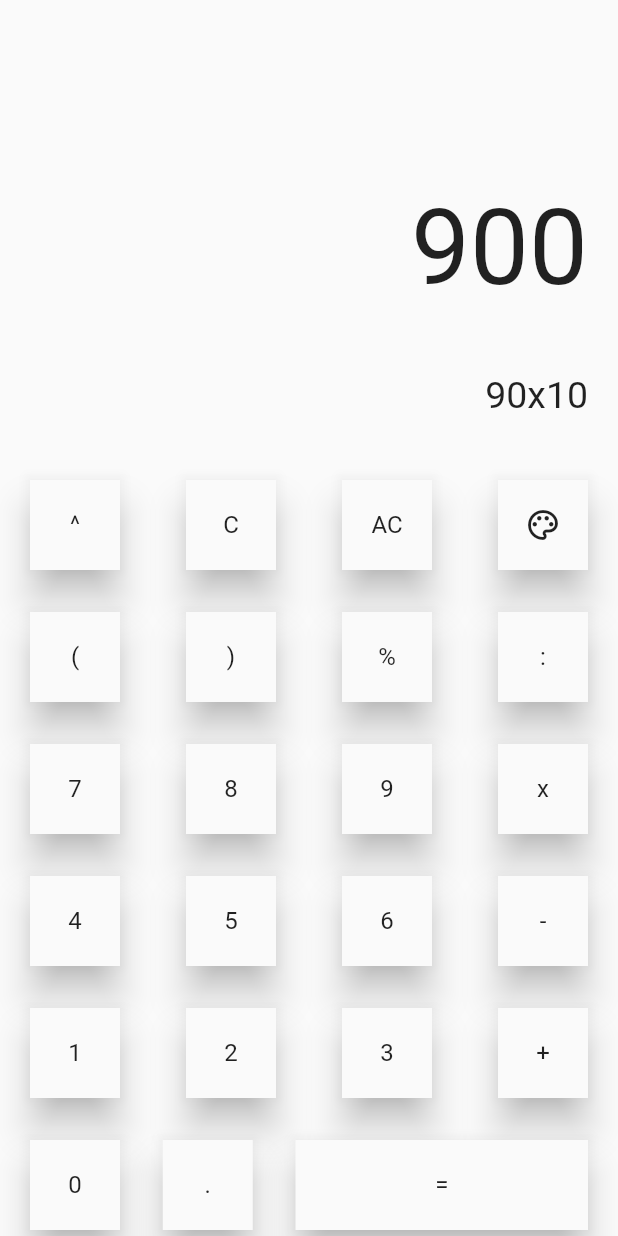
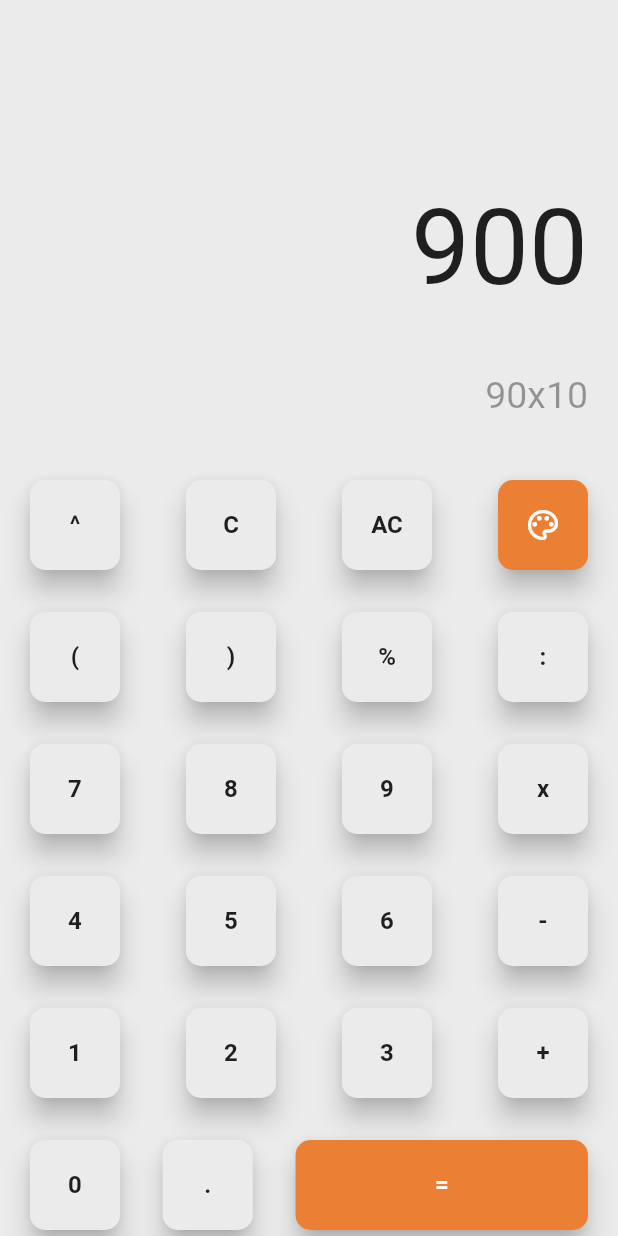
Before and after one commit to rsyd29/calculator_get_x, a Flutter app: the screen it shows after launch, after a tap on the "color lens" icon, on a phone screen of 412 x 824 dp. Run offline on Flutter 3.47's test engine with Material 2 defaults, Android fonts, the phone set to English and light mode, and no system bars; our stand-ins replace get.

Commit message:
Create UI Theme Dark & Light

```diff
--- a/lib/app/modules/home/views/home_view.dart
+++ b/lib/app/modules/home/views/home_view.dart
@@ -5,9 +5,26 @@ import 'package:get/get.dart';
 import '../controllers/home_controller.dart';
 
 class HomeView extends GetView<HomeController> {
+  // Variable ThemeData untuk Dark
+  final ThemeData dark = ThemeData(
+    backgroundColor: Color(0xff243441),
+    primaryColor: Color(0xffEb8034),
+    brightness: Brightness.dark,
+    accentColor: Colors.white60,
+  );
+
+  // Variable ThemeData untuk Light
+  final ThemeData light = ThemeData(
+    backgroundColor: Color(0xffEBEBEB),
+    primaryColor: Color(0xffEb8034),
+    brightness: Brightness.light,
+    accentColor: Colors.black38,
+  );
+
   @override
   Widget build(BuildContext context) {
     return Scaffold(
+      backgroundColor: context.theme.backgroundColor,
       body: SafeArea(
         child: Padding(
           padding: const EdgeInsets.all(20),
@@ -35,8 +52,7 @@ class HomeView extends GetView<HomeController> {
                     Text(
                       "90x10",
                       style: TextStyle(
-                        fontSize: 25,
-                      ),
+                          fontSize: 25, color: context.theme.accentColor),
                     ),
                   ],
                 ),
@@ -56,16 +72,26 @@ class HomeView extends GetView<HomeController> {
                         ItemButtonCustom(text: "^"),
                         ItemButtonCustom(text: "C"),
                         ItemButtonCustom(text: "AC"),
+                        // Mengubah theme dark atau light
                         Material(
-                          elevation: 10,
+                          elevation: 7,
+                          borderRadius: BorderRadius.circular(10),
+                          color: context.theme.primaryColor,
                           child: InkWell(
-                            onTap: () {},
+                            // Membuat kondisi apakah sudah dalam darkMode atau tidak?
+                            onTap: () => Get.changeTheme(
+                              Get.isDarkMode ? light : dark,
+                            ),
+                            borderRadius: BorderRadius.circular(10),
                             child: Container(
                               width: 60,
                               height: 60,
-                              // color: Colors.green,
-                              child:
-                                  Center(child: Icon(Icons.color_lens_outlined)),
+                              child: Center(
+                                child: Icon(
+                                  Icons.color_lens_outlined,
+                                  color: Colors.white,
+                                ),
+                              ),
                             ),
                           ),
                         ),
@@ -109,7 +135,7 @@ class HomeView extends GetView<HomeController> {
                         ItemButtonCustom(text: "2"),
                         ItemButtonCustom(text: "3"),
                         ItemButtonCustom(text: "+"),
-                      ]
+                      ],
                     ),
                     // Baris keenam
                     Row(
@@ -118,22 +144,29 @@ class HomeView extends GetView<HomeController> {
                         ItemButtonCustom(text: "0"),
                         ItemButtonCustom(text: "."),
                         Material(
-                            elevation: 10,
+                          elevation: 7,
+                          borderRadius: BorderRadius.circular(10),
+                          color: context.theme.primaryColor,
                           child: InkWell(
                             onTap: () {},
+                            borderRadius: BorderRadius.circular(10),
                             child: Container(
                               width: 195,
                               height: 60,
-                                // color: Colors.green,
                               child: Center(
-                                    child: Text("=",
+                                child: Text(
+                                  "=",
                                   style: TextStyle(
                                     fontSize: 16,
-                                        ))),
+                                    color: Colors.white,
+                                    fontWeight: FontWeight.w600,
+                                  ),
+                                ),
+                              ),
                             ),
                           ),
                         )
-                        ]
+                      ],
                     ),
                   ],
                 ),
@@ -157,18 +190,24 @@ class ItemButtonCustom extends StatelessWidget {
   @override
   Widget build(BuildContext context) {
     return Material(
-      elevation: 10,
+      elevation: 7,
+      borderRadius: BorderRadius.circular(10),
+      color: context.theme.backgroundColor,
       child: InkWell(
         onTap: () {},
+        borderRadius: BorderRadius.circular(10),
         child: Container(
           width: 60,
           height: 60,
-          // color: Colors.green,
           child: Center(
-              child: Text(text,
+            child: Text(
+              text,
               style: TextStyle(
                 fontSize: 16,
-                  ))),
+                fontWeight: FontWeight.w600,
+              ),
+            ),
+          ),
         ),
       ),
     );
--- a/lib/main.dart
+++ b/lib/main.dart
@@ -7,10 +7,16 @@ import 'app/routes/app_pages.dart';
 void main() {
   runApp(
     GetMaterialApp(
+      debugShowCheckedModeBanner: false,
+      theme: ThemeData(
+        backgroundColor: Color(0xff243441),
+        primaryColor: Color(0xffEb8034),
+        brightness: Brightness.dark,
+        accentColor: Colors.white60,
+      ),
       title: "Application",
       initialRoute: AppPages.INITIAL,
       getPages: AppPages.routes,
-      debugShowCheckedModeBanner: false,
     ),
   );
 }
```
Lines whose indentation alone changed are shown as unchanged.
